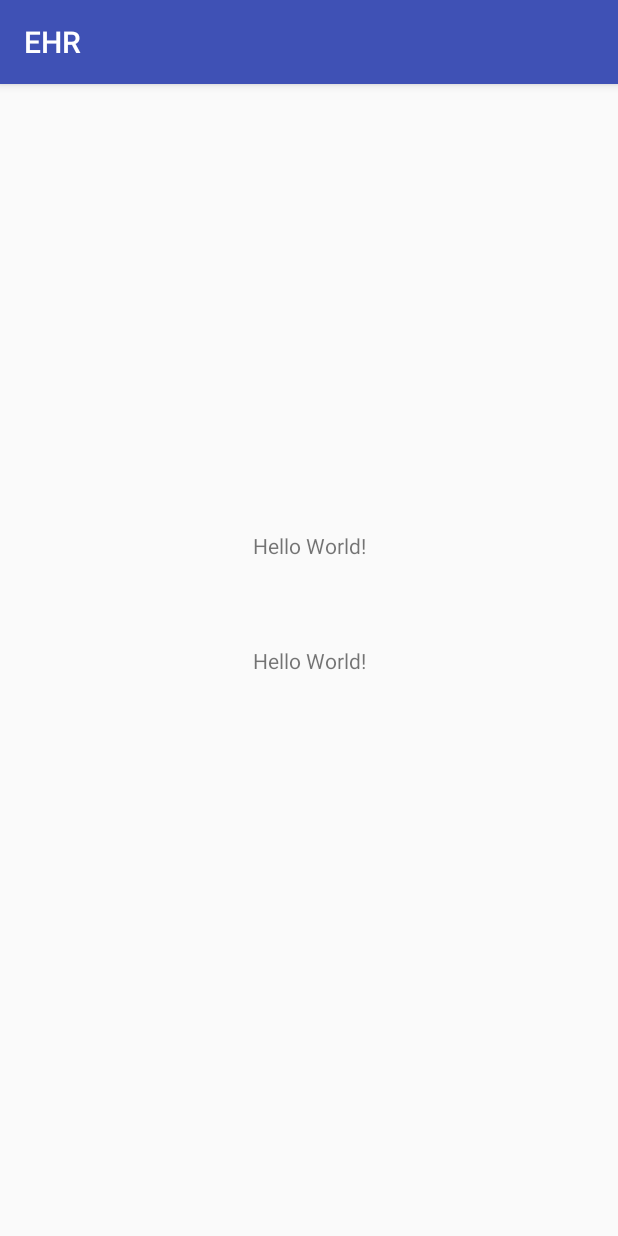
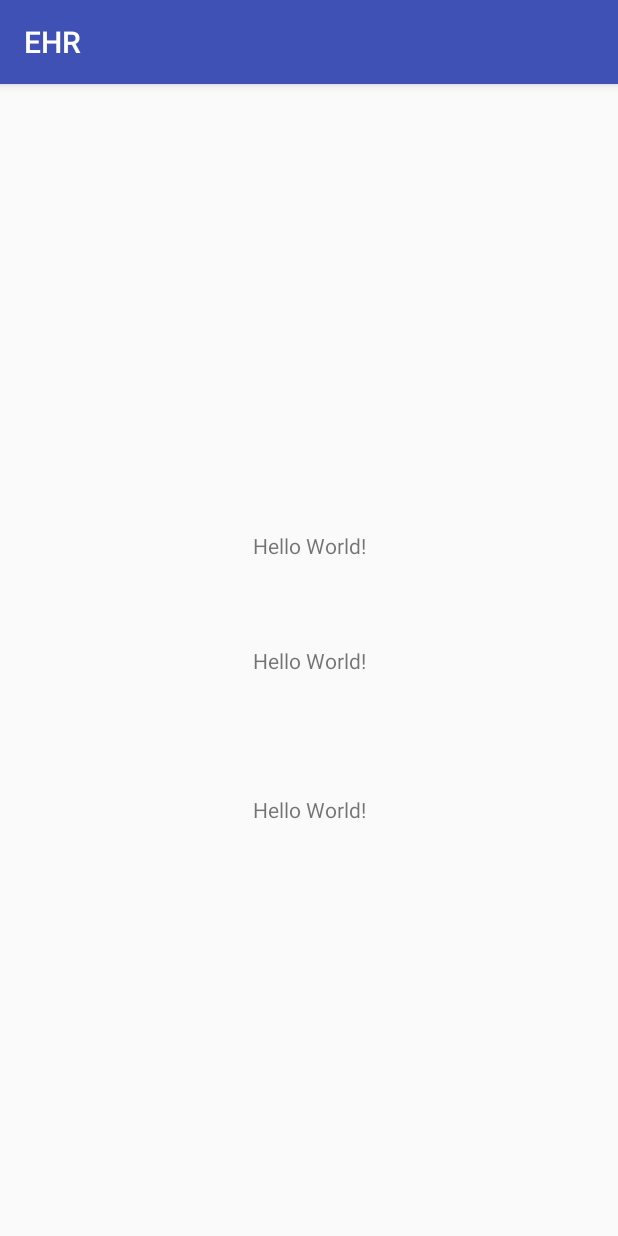
Before and after one commit to randimaizul/ehr, an Android app: the screen it shows after launch (MainActivity), on a phone screen of 412 x 824 dp. Run offline under Robolectric (Android 15) with nearby library versions, the phone set to English and light mode, and no system bars.

Commit message:
Test Commit Project

```diff
--- a/app/src/main/res/layout/activity_main.xml
+++ b/app/src/main/res/layout/activity_main.xml
@@ -26,6 +26,16 @@
         app:layout_constraintTop_toTopOf="parent"
         app:layout_constraintVertical_bias="0.398" />
 
+    <TextView
+        android:layout_width="wrap_content"
+        android:layout_height="wrap_content"
+        android:text="Hello World!"
+        app:layout_constraintBottom_toBottomOf="parent"
+        app:layout_constraintLeft_toLeftOf="parent"
+        app:layout_constraintRight_toRightOf="parent"
+        app:layout_constraintTop_toTopOf="parent"
+        app:layout_constraintVertical_bias="0.633" />
+
 
 
 </android.support.constraint.ConstraintLayout>
```
